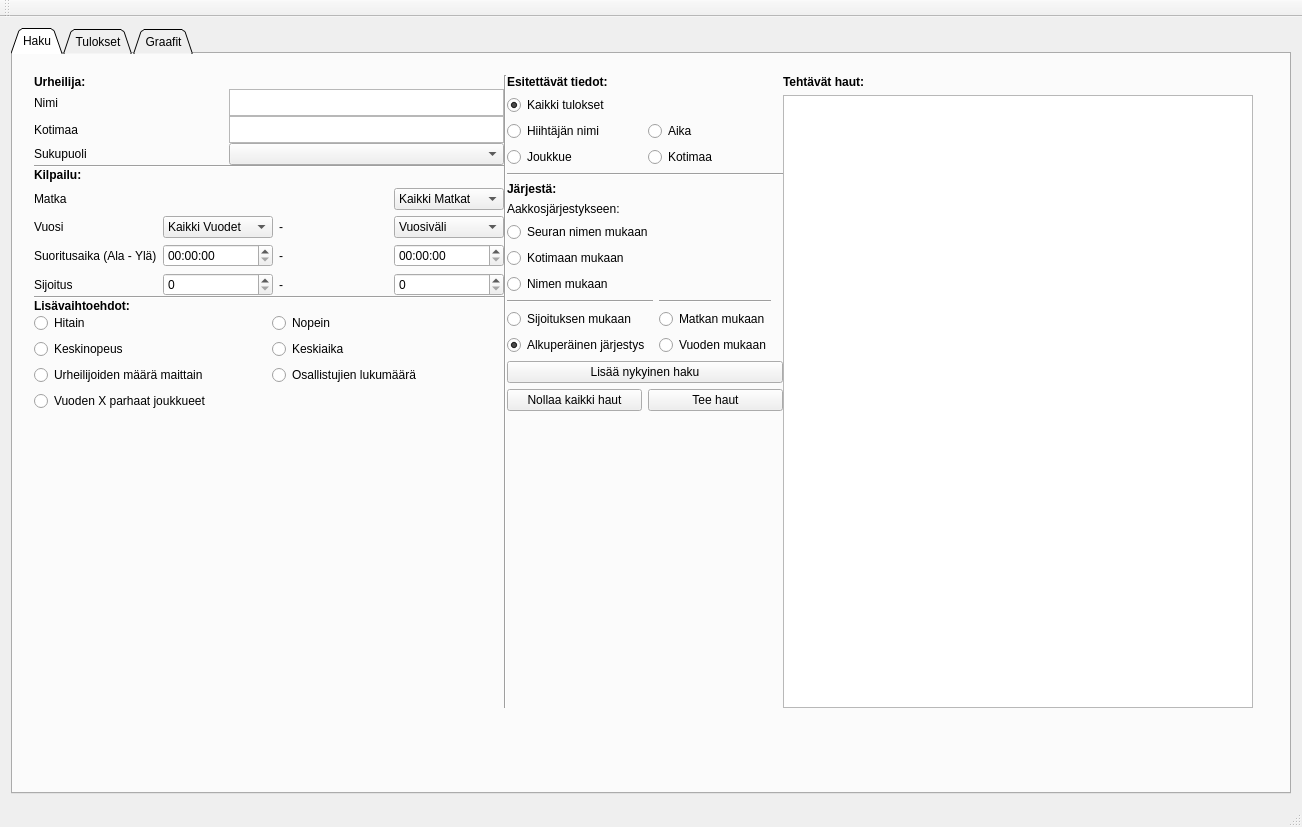
vikidi/Finlandia-Hiihto-Visual, file App/UI/finlandia.ui: the form before one commit.
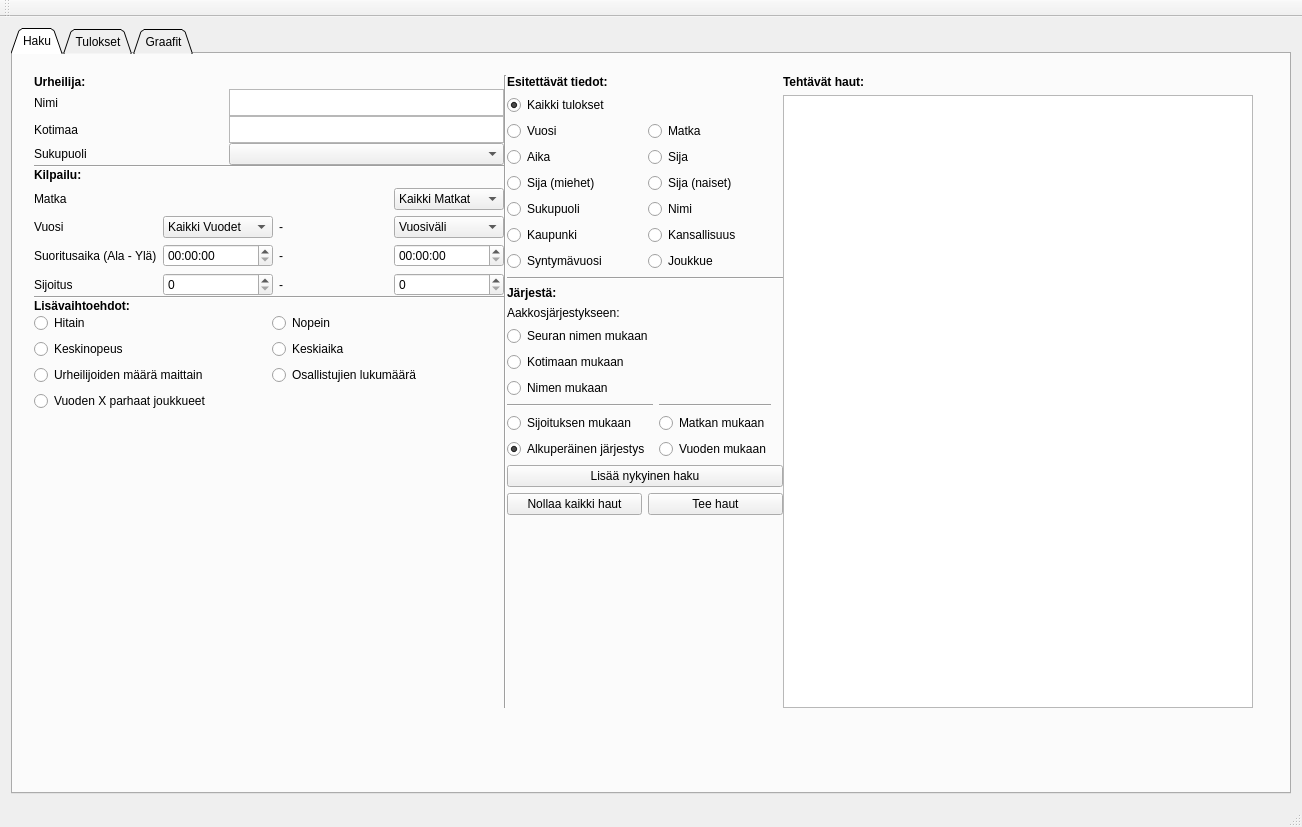
The form after the commit. Custom widgets are drawn as their Qt base class.

Commit message: Attribute functionality, restricting radio buttons

Patch:
```diff
--- a/App/UI/finlandia.ui
+++ b/App/UI/finlandia.ui
@@ -1119,11 +1119,11 @@
             </widget>
            </item>
            <item>
-            <layout class="QHBoxLayout" name="horizontalLayout_11">
-             <item>
-              <widget class="QRadioButton" name="hiihtajanNimiRP">
+            <layout class="QGridLayout" name="gridLayout_9" columnstretch="0,0">
+             <item row="0" column="1">
+              <widget class="QRadioButton" name="naytaMatkaRP">
                <property name="text">
-                <string>Hiihtäjän nimi</string>
+                <string>Matka</string>
                </property>
                <property name="autoExclusive">
                 <bool>true</bool>
@@ -1133,8 +1133,38 @@
                </attribute>
               </widget>
              </item>
-             <item>
-              <widget class="QRadioButton" name="aikaRP">
+             <item row="1" column="1">
+              <widget class="QRadioButton" name="naytaSijaRP">
+               <property name="text">
+                <string>Sija</string>
+               </property>
+			   <property name="autoExclusive">
+                <bool>false</bool>
+               </property>
+              </widget>
+             </item>
+             <item row="2" column="0">
+              <widget class="QRadioButton" name="naytaSijaMRP">
+               <property name="text">
+                <string>Sija (miehet)</string>
+               </property>
+			   <property name="autoExclusive">
+                <bool>false</bool>
+               </property>
+              </widget>
+             </item>
+             <item row="0" column="0">
+              <widget class="QRadioButton" name="naytaVuosiRP">
+               <property name="text">
+                <string>Vuosi</string>
+               </property>
+			   <property name="autoExclusive">
+                <bool>false</bool>
+               </property>
+              </widget>
+             </item>
+             <item row="1" column="0">
+              <widget class="QRadioButton" name="naytaAikaRP">
                <property name="text">
                 <string>Aika</string>
                </property>
@@ -1146,34 +1176,74 @@
                </attribute>
               </widget>
              </item>
-            </layout>
-           </item>
-           <item>
-            <layout class="QHBoxLayout" name="horizontalLayout_13">
-             <item>
-              <widget class="QRadioButton" name="haeJoukkueRP">
+             <item row="3" column="0">
+              <widget class="QRadioButton" name="naytaSPRP">
+               <property name="text">
+                <string>Sukupuoli</string>
+               </property>
+			   <property name="autoExclusive">
+                <bool>false</bool>
+               </property>
+              </widget>
+             </item>
+             <item row="4" column="0">
+              <widget class="QRadioButton" name="naytaKaupunkiRP">
+               <property name="text">
+                <string>Kaupunki</string>
+               </property>
+			   <property name="autoExclusive">
+                <bool>false</bool>
+               </property>
+              </widget>
+             </item>
+             <item row="5" column="0">
+              <widget class="QRadioButton" name="naytaSVRP">
+               <property name="text">
+                <string>Syntymävuosi</string>
+               </property>
+			   <property name="autoExclusive">
+                <bool>false</bool>
+               </property>
+              </widget>
+             </item>
+             <item row="2" column="1">
+              <widget class="QRadioButton" name="naytaSijaNRP">
+               <property name="text">
+                <string>Sija (naiset)</string>
+               </property>
+			   <property name="autoExclusive">
+                <bool>false</bool>
+               </property>
+              </widget>
+             </item>
+             <item row="3" column="1">
+              <widget class="QRadioButton" name="naytaNimiRP">
+               <property name="text">
+                <string>Nimi</string>
+               </property>
+			   <property name="autoExclusive">
+                <bool>false</bool>
+               </property>
+              </widget>
+             </item>
+             <item row="4" column="1">
+              <widget class="QRadioButton" name="naytaMaaRP">
+               <property name="text">
+                <string>Kansallisuus</string>
+               </property>
+			   <property name="autoExclusive">
+                <bool>false</bool>
+               </property>
+              </widget>
+             </item>
+             <item row="5" column="1">
+              <widget class="QRadioButton" name="naytaJoukkueRP">
                <property name="text">
                 <string>Joukkue</string>
                </property>
                <property name="autoExclusive">
                 <bool>true</bool>
                </property>
-               <attribute name="buttonGroup">
-                <string notr="true">HaettavaTietoButtons</string>
-               </attribute>
-              </widget>
-             </item>
-             <item>
-              <widget class="QRadioButton" name="KotimaaRP">
-               <property name="text">
-                <string>Kotimaa</string>
-               </property>
-               <property name="autoExclusive">
-                <bool>true</bool>
-               </property>
-               <attribute name="buttonGroup">
-                <string notr="true">HaettavaTietoButtons</string>
-               </attribute>
               </widget>
              </item>
             </layout>
```
Left out of the diff: 30 changed lines with no effect on the pictures. The commit also changes 2 other files.
